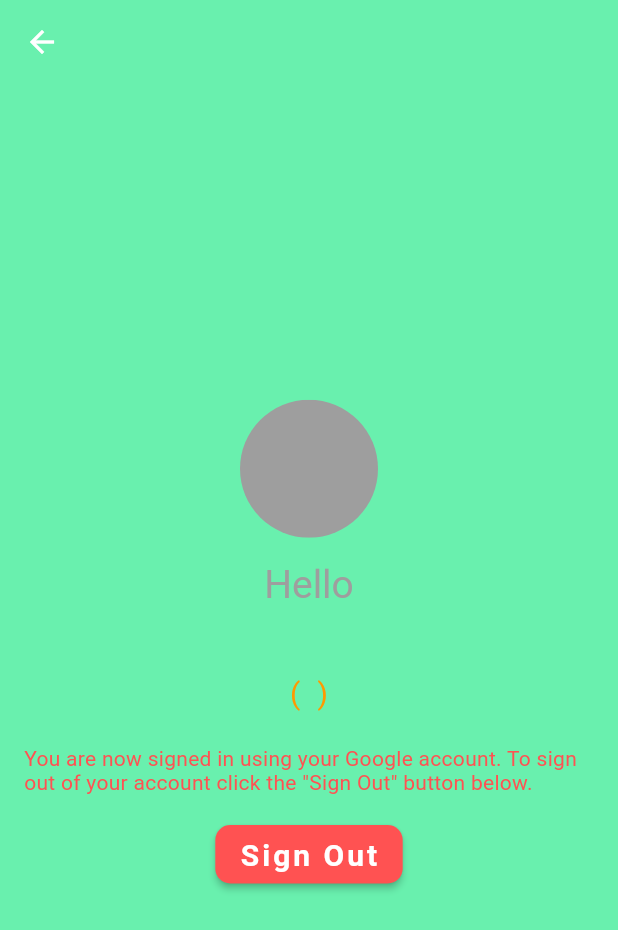
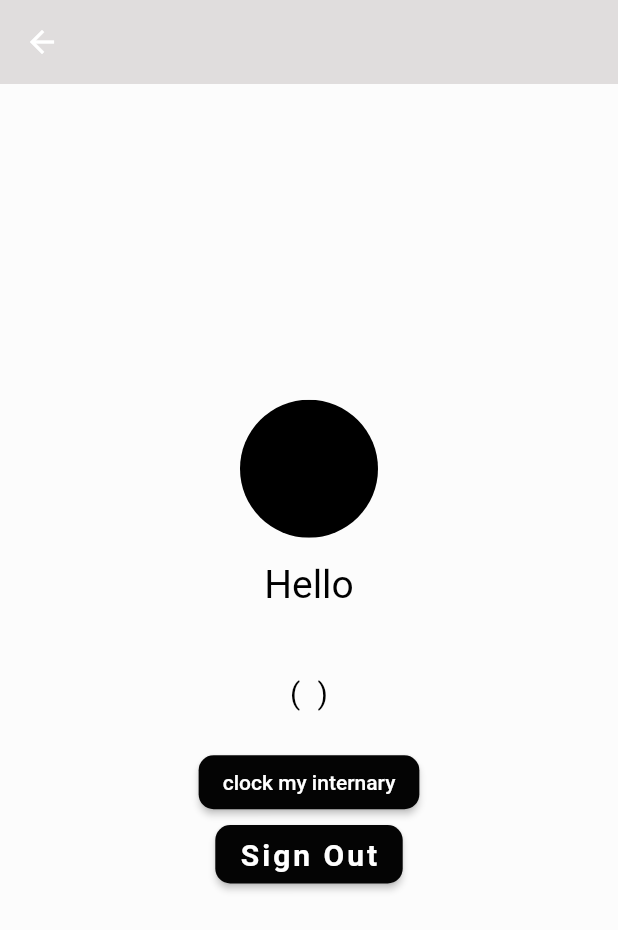
Before and after one commit to Jeyakaran-tech/hey_mate, a Flutter app: the UserInfoScreen screen opened directly with empty values, on a phone screen of 412 x 824 dp. Shown: the top 930 px of the screen. Run offline on Flutter 3.47's test engine with Material 2 defaults, Android fonts, the light colour scheme and no system bars; our stand-ins replace firebase_auth, firebase_core, google_sign_in; accounts and stored records are empty.

Commit message:
added button

```diff
--- a/lib/pages/after_sign_in_screen.dart
+++ b/lib/pages/after_sign_in_screen.dart
@@ -38,15 +38,14 @@ class _AfterSigninScreenState extends State<AfterSigninScreen> {
       UserInfoScreen userInfoScreen = UserInfoScreen(user: user!);
       _widgetOptions.add(userInfoScreen);
     }
-
   }
 
   @override
   Widget build(BuildContext context) {
     return Scaffold(
-      appBar: AppBar(
-        title: const Text('BottomNavigationBar Sample'),
-      ),
+      // appBar: AppBar(
+      //   // title: const Text('BottomNavigationBar Sample'),
+      // ),
       body: Center(
         child: _widgetOptions.elementAt(_selectedIndex),
       ),
@@ -61,7 +60,7 @@ class _AfterSigninScreenState extends State<AfterSigninScreen> {
             label: 'Some thing',
           ),
           BottomNavigationBarItem(
-            icon: Icon(Icons.school),
+            icon: Icon(Icons.person),
             label: 'My profile',
           ),
         ],
--- a/lib/pages/user_info_screen.dart
+++ b/lib/pages/user_info_screen.dart
@@ -44,13 +44,17 @@ class _UserInfoScreenState extends State<UserInfoScreen> {
     super.initState();
   }
 
+  void _dummyFunction() {
+  // This function does nothing.
+}
+
   @override
   Widget build(BuildContext context) {
     return Scaffold(
-      backgroundColor: Colors.greenAccent,
+      backgroundColor: Color.fromARGB(255, 252, 252, 252),
       appBar: AppBar(
         elevation: 0,
-        backgroundColor: Colors.greenAccent,
+        backgroundColor: Color.fromARGB(255, 224, 221, 221),
       ),
       body: SafeArea(
         child: Padding(
@@ -75,13 +79,13 @@ class _UserInfoScreenState extends State<UserInfoScreen> {
                     )
                   : ClipOval(
                       child: Material(
-                        color: Colors.grey,
+                        color: Color.fromARGB(255, 0, 0, 0),
                         child: Padding(
                           padding: const EdgeInsets.all(16.0),
                           child: Icon(
                             Icons.person,
                             size: 60,
-                            color: Colors.grey,
+                            color: Color.fromARGB(255, 0, 0, 0),
                           ),
                         ),
                       ),
@@ -90,7 +94,7 @@ class _UserInfoScreenState extends State<UserInfoScreen> {
               Text(
                 'Hello',
                 style: TextStyle(
-                  color: Colors.grey,
+                  color: Color.fromARGB(255, 0, 0, 0),
                   fontSize: 26,
                 ),
               ),
@@ -98,7 +102,7 @@ class _UserInfoScreenState extends State<UserInfoScreen> {
               Text(
                 _user.displayName!,
                 style: TextStyle(
-                  color: Colors.yellow,
+                  color: Color.fromARGB(255, 0, 0, 0),
                   fontSize: 26,
                 ),
               ),
@@ -106,20 +110,26 @@ class _UserInfoScreenState extends State<UserInfoScreen> {
               Text(
                 '( ${_user.email!} )',
                 style: TextStyle(
-                  color: Colors.orange,
+                  color: Color.fromARGB(255, 0, 0, 0),
                   fontSize: 20,
                   letterSpacing: 0.5,
                 ),
               ),
               SizedBox(height: 24.0),
-              Text(
-                'You are now signed in using your Google account. To sign out of your account click the "Sign Out" button below.',
-                style: TextStyle(
-                    color: Colors.redAccent,
-                    fontSize: 14,
-                    letterSpacing: 0.2),
+              ElevatedButton(
+                style: ButtonStyle(
+                  backgroundColor: MaterialStateProperty.all(
+                    Color.fromARGB(255, 4, 4, 4),
+                  ),
+                  shape: MaterialStateProperty.all(
+                    RoundedRectangleBorder(
+                      borderRadius: BorderRadius.circular(10),
+                    ),
+                  ),
+                ),
+                onPressed: _dummyFunction,
+                child: Text("clock my internary"),
               ),
-              SizedBox(height: 16.0),
               _isSigningOut
                   ? CircularProgressIndicator(
                       valueColor: AlwaysStoppedAnimation<Color>(Colors.white),
@@ -127,7 +137,7 @@ class _UserInfoScreenState extends State<UserInfoScreen> {
                   : ElevatedButton(
                       style: ButtonStyle(
                         backgroundColor: MaterialStateProperty.all(
-                          Colors.redAccent,
+                          Color.fromARGB(255, 4, 4, 4),
                         ),
                         shape: MaterialStateProperty.all(
                           RoundedRectangleBorder(
```
